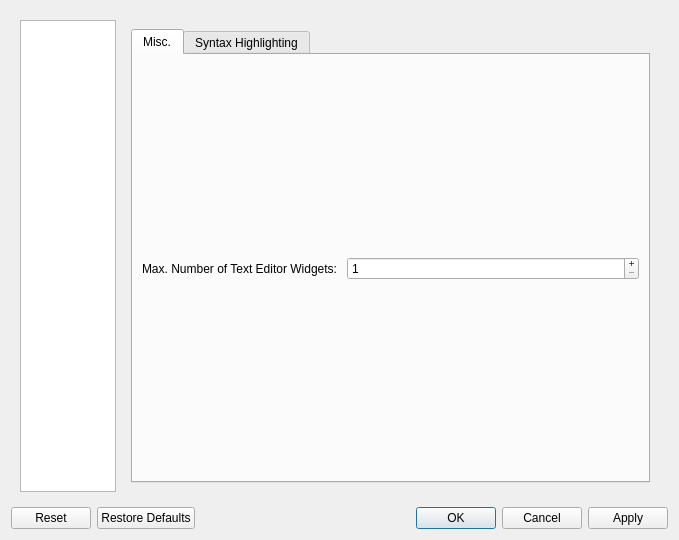
First picture: the form in src/pySUMOQt/Designer/OptionDialog.ui, repository pySUMO/pysumo, before the edit.
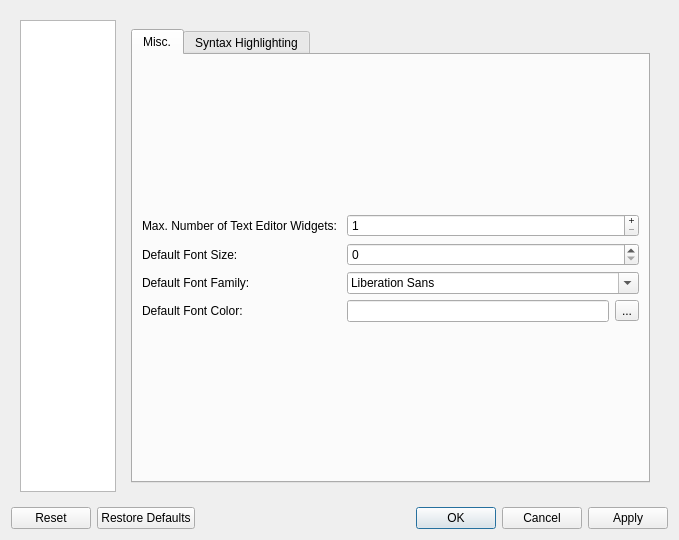
Second picture: the form after the edit. The open tabs and pages were chosen to show the change. Icons and pictures are not drawn.

What changed in the file:
```diff
--- a/src/pySUMOQt/Designer/OptionDialog.ui
+++ b/src/pySUMOQt/Designer/OptionDialog.ui
@@ -362,6 +362,52 @@
                   </property>
                  </widget>
                 </item>
+                <item row="1" column="1">
+                 <widget class="QSpinBox" name="defaultFontSize"/>
+                </item>
+                <item row="1" column="0">
+                 <widget class="QLabel" name="label_28">
+                  <property name="text">
+                   <string>Default Font Size: </string>
+                  </property>
+                 </widget>
+                </item>
+                <item row="2" column="0">
+                 <widget class="QLabel" name="label_29">
+                  <property name="text">
+                   <string>Default Font Family: </string>
+                  </property>
+                 </widget>
+                </item>
+                <item row="2" column="1">
+                 <widget class="QFontComboBox" name="defaultFontFamily"/>
+                </item>
+                <item row="3" column="0">
+                 <widget class="QLabel" name="label_30">
+                  <property name="text">
+                   <string>Default Font Color: </string>
+                  </property>
+                 </widget>
+                </item>
+                <item row="3" column="1">
+                 <widget class="QWidget" name="widget_13" native="true">
+                  <layout class="QHBoxLayout" name="horizontalLayout_12">
+                   <property name="margin">
+                    <number>0</number>
+                   </property>
+                   <item>
+                    <widget class="QLineEdit" name="defaultFontColor"/>
+                   </item>
+                   <item>
+                    <widget class="QToolButton" name="defaultFontColorChooser">
+                     <property name="text">
+                      <string>...</string>
+                     </property>
+                    </widget>
+                   </item>
+                  </layout>
+                 </widget>
+                </item>
                </layout>
               </item>
              </layout>
```
Left out of the diff: 4 changed lines with no effect on the pictures.
